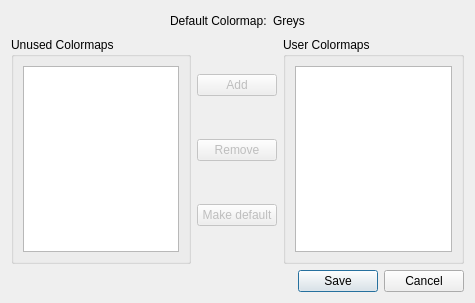
Qt form hexrd/ui/resources/ui/edit_colormaps_dialog.ui (HEXRD/hexrdgui) before a commit.
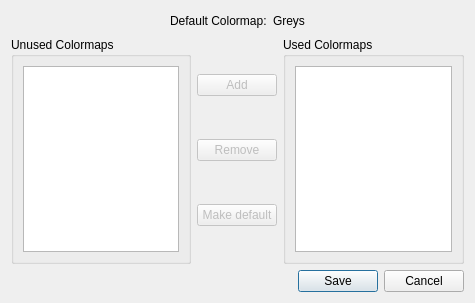
The same form after that commit.

Patch:
```diff
--- a/hexrd/ui/resources/ui/edit_colormaps_dialog.ui
+++ b/hexrd/ui/resources/ui/edit_colormaps_dialog.ui
@@ -122,7 +122,7 @@
      <item>
       <widget class="QGroupBox" name="user_colormaps_group">
        <property name="title">
-        <string>User Colormaps</string>
+        <string>Used Colormaps</string>
        </property>
        <layout class="QVBoxLayout" name="verticalLayout_5">
         <item>
```
